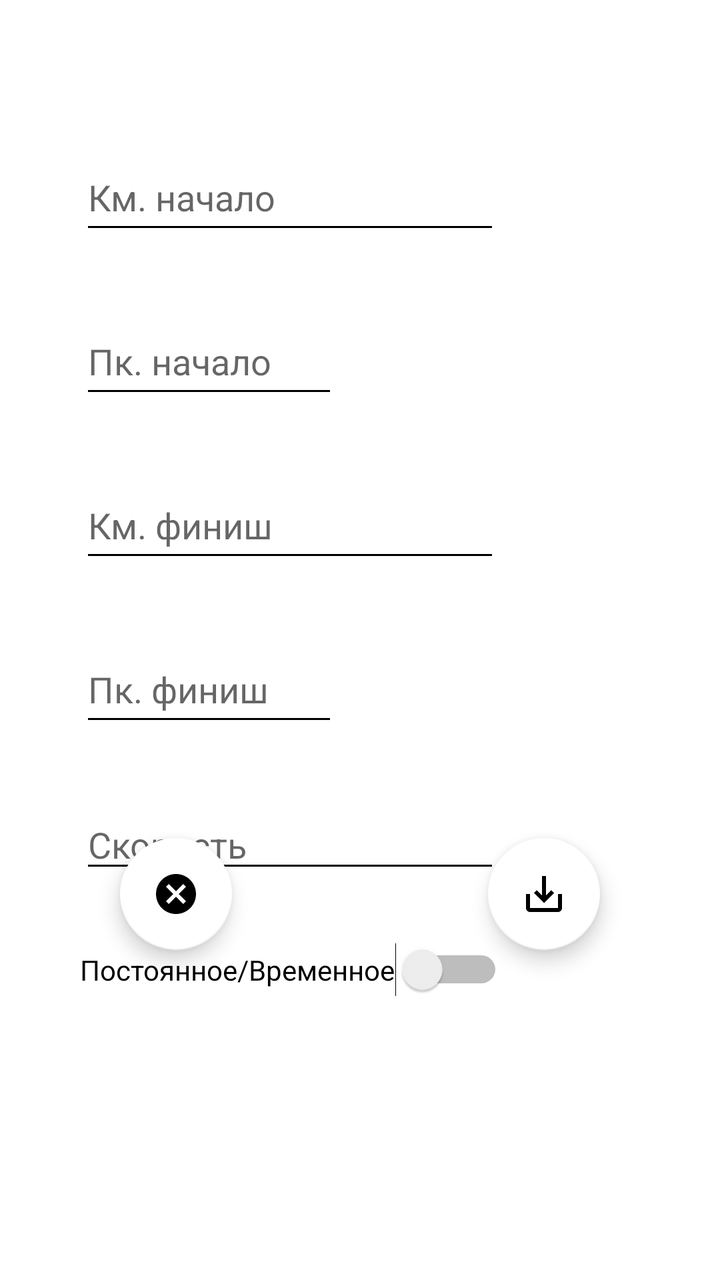
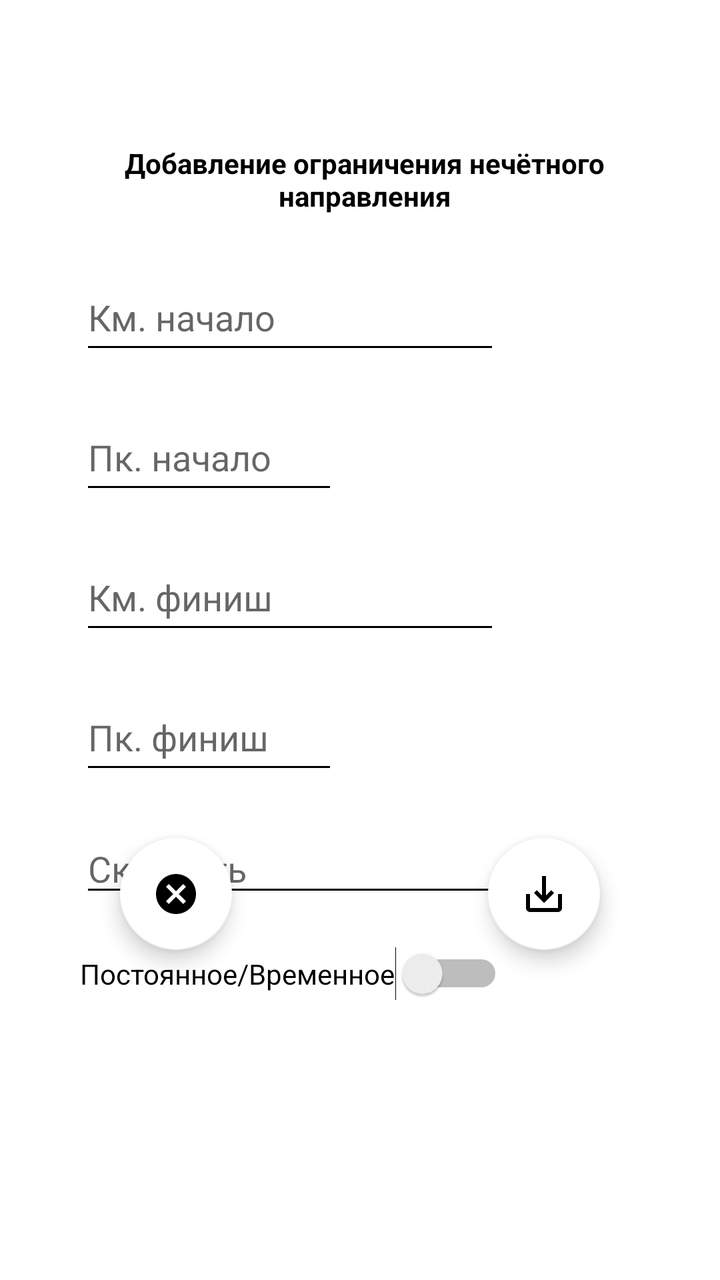

The first picture is an Android layout as it rendered before a commit; the second is the same layout after the commit. The layout source and the unified diff follow.
<!-- AndroidManifest.xml: application theme Base.Theme.My_Gps_Assistant -->
<!-- res/layout/fragment_add_limitations_nechet.xml -->
<?xml version="1.0" encoding="utf-8"?>
<androidx.constraintlayout.widget.ConstraintLayout xmlns:android="http://schemas.android.com/apk/res/android"
    xmlns:app="http://schemas.android.com/apk/res-auto"
    xmlns:tools="http://schemas.android.com/tools"
    android:layout_width="match_parent"
    android:layout_height="match_parent"
    android:background="#FFFFFF"
    tools:context=".fragments.nechet.limitation.add.AddLimitationsFragmentNechet">

    <EditText
        android:id="@+id/ed_start_limitations_nechet"
        android:layout_width="0dp"
        android:layout_height="50dp"
        android:layout_marginStart="40dp"
        android:layout_marginTop="72dp"
        android:ems="10"
        android:hint="@string/fragment_add_km_start_limitations_nechet"
        android:importantForAutofill="no"
        android:inputType="number"
        android:maxLength="4"
        android:textColor="#000000"
        app:layout_constraintStart_toStartOf="parent"
        app:layout_constraintTop_toTopOf="parent"
        tools:ignore="HardcodedText,TextContrastCheck" />

    <EditText
        android:id="@+id/ed_pk_start_limitations_nechet"
        android:layout_width="129dp"
        android:layout_height="50dp"
        android:layout_marginTop="32dp"
        android:ems="10"
        android:hint="@string/fragment_add_pk_start_limitations_nechet"
        android:inputType="number"
        android:maxLength="2"
        android:textColor="#000000"
        app:layout_constraintEnd_toEndOf="@+id/ed_start_limitations_nechet"
        app:layout_constraintHorizontal_bias="0.0"
        app:layout_constraintStart_toStartOf="@+id/ed_start_limitations_nechet"
        app:layout_constraintTop_toBottomOf="@+id/ed_start_limitations_nechet"
        tools:ignore="Autofill,HardcodedText,MissingConstraints,TextContrastCheck" />

    <EditText
        android:id="@+id/ed_finish_limitations_nechet"
        android:layout_width="0dp"
        android:layout_height="50dp"
        android:layout_marginTop="32dp"
        android:ems="10"
        android:hint="@string/fragment_add_km_finish_limitations_nechet"
        android:importantForAutofill="no"
        android:inputType="number"
        android:maxLength="4"
        android:textColor="#000000"
        app:layout_constraintStart_toStartOf="@+id/ed_pk_start_limitations_nechet"
        app:layout_constraintTop_toBottomOf="@+id/ed_pk_start_limitations_nechet"
        tools:ignore="HardcodedText,TextContrastCheck" />

    <EditText
        android:id="@+id/ed_pk_finish_limitations_nechet"
        android:layout_width="129dp"
        android:layout_height="50dp"
        android:layout_marginTop="32dp"
        android:ems="10"
        android:hint="@string/fragment_add_pk_finish_limitations_nechet"
        android:inputType="number"
        android:maxLength="2"
        android:textColor="#000000"
        app:layout_constraintStart_toStartOf="@+id/ed_finish_limitations_nechet"
        app:layout_constraintTop_toBottomOf="@+id/ed_finish_limitations_nechet"
        tools:ignore="Autofill,HardcodedText,MissingConstraints,TextContrastCheck" />

    <com.google.android.material.floatingactionbutton.FloatingActionButton
        android:id="@+id/fb_save_limitations_nechet"
        android:layout_width="wrap_content"
        android:layout_height="wrap_content"
        android:layout_marginEnd="60dp"
        android:layout_marginBottom="165dp"
        android:clickable="true"
        android:focusable="true"
        android:src="@drawable/is_save_limitations_nechet"
        app:backgroundTint="@color/white"
        app:layout_constraintBottom_toBottomOf="parent"
        app:layout_constraintEnd_toEndOf="parent"
        tools:ignore="ContentDescription,SpeakableTextPresentCheck" />

    <com.google.android.material.floatingactionbutton.FloatingActionButton
        android:id="@+id/fb_cancel_limitations_nechet"
        android:layout_width="wrap_content"
        android:layout_height="wrap_content"
        android:layout_marginStart="60dp"
        android:layout_marginBottom="165dp"
        android:clickable="true"
        android:focusable="true"
        android:src="@drawable/is_cancel_limitations_nechet"
        app:backgroundTint="@color/white"
        app:layout_constraintBottom_toBottomOf="parent"
        app:layout_constraintStart_toStartOf="parent"
        tools:ignore="ContentDescription,SpeakableTextPresentCheck" />

    <EditText
        android:id="@+id/ed_speed_limitations_nechet"
        android:layout_width="wrap_content"
        android:layout_height="wrap_content"
        android:layout_marginTop="32dp"
        android:ems="10"
        android:hint="@string/fragment_add_speed_limitations_nechet"
        android:inputType="number"
        android:maxLength="2"
        android:textColor="#000000"
        app:layout_constraintStart_toStartOf="@+id/ed_pk_finish_limitations_nechet"
        app:layout_constraintTop_toBottomOf="@+id/ed_pk_finish_limitations_nechet"
        tools:ignore="Autofill,TextContrastCheck,TouchTargetSizeCheck" />

    <Switch
        android:id="@+id/limitationSwitchNechetAdd"
        android:layout_width="wrap_content"
        android:layout_height="wrap_content"
        android:layout_marginTop="30dp"
        android:text="Постоянное/Временное"
        app:layout_constraintStart_toStartOf="@+id/ed_speed_limitations_nechet"
        app:layout_constraintTop_toBottomOf="@+id/ed_speed_limitations_nechet"
        tools:ignore="HardcodedText,UseSwitchCompatOrMaterialXml,TouchTargetSizeCheck" />

    <EditText
        android:id="@+id/editLimitationNechetSwitchAdd"
        android:visibility="gone"
        android:layout_width="wrap_content"
        android:layout_height="wrap_content"
        android:layout_marginTop="50dp"
        android:ems="10"
        android:inputType="number"
        android:maxLength="2"
        android:textColor="#000000"
        app:layout_constraintStart_toStartOf="@+id/ed_speed_limitations_nechet"
        app:layout_constraintTop_toBottomOf="@+id/ed_speed_limitations_nechet"
        tools:ignore="Autofill,HardcodedText,TouchTargetSizeCheck" />

</androidx.constraintlayout.widget.ConstraintLayout>
<!-- resources referenced by this layout -->
<resources>
  <color name="white">#FFFFFFFF</color>
  <!-- drawable is_cancel_limitations_nechet (drawable) -->
  <vector xmlns:android="http://schemas.android.com/apk/res/android" android:height="24dp" android:tint="#52ED27" android:viewportHeight="24" android:viewportWidth="24" android:width="24dp">
        
      <path android:fillColor="@android:color/white" android:pathData="M12,2C6.47,2 2,6.47 2,12s4.47,10 10,10 10,-4.47 10,-10S17.53,2 12,2zM17,15.59L15.59,17 12,13.41 8.41,17 7,15.59 10.59,12 7,8.41 8.41,7 12,10.59 15.59,7 17,8.41 13.41,12 17,15.59z"/>
      
  </vector>
  <!-- drawable is_save_limitations_nechet (drawable) -->
  <vector xmlns:android="http://schemas.android.com/apk/res/android" android:height="24dp" android:tint="#52ED27" android:viewportHeight="24" android:viewportWidth="24" android:width="24dp">
        
      <path android:fillColor="@android:color/white" android:pathData="M19,12v7L5,19v-7L3,12v7c0,1.1 0.9,2 2,2h14c1.1,0 2,-0.9 2,-2v-7h-2zM13,12.67l2.59,-2.58L17,11.5l-5,5 -5,-5 1.41,-1.41L11,12.67L11,3h2z"/>
      
  </vector>
  <string name="fragment_add_km_finish_limitations_nechet">Км. финиш</string>
  <string name="fragment_add_km_start_limitations_nechet">Км. начало</string>
  <string name="fragment_add_pk_finish_limitations_nechet">Пк. финиш</string>
  <string name="fragment_add_pk_start_limitations_nechet">Пк. начало</string>
  <string name="fragment_add_speed_limitations_nechet">Скорость</string>
  <style name="Base.Theme.My_Gps_Assistant" parent="Theme.MaterialComponents.Light.NoActionBar">
          
          <item name="colorPrimary">@color/black</item>
          <item name="colorPrimaryVariant">@color/lavender</item>
          <item name="colorOnPrimary">@color/white</item>
  
          <item name="colorSecondary">@color/teal_200</item>
          <item name="colorSecondaryVariant">@color/teal_700</item>
          <item name="colorOnSecondary">@color/black</item>
  
          <item name="android:statusBarColor">@color/lavender</item>
  
  
          <item name="android:windowFullscreen">true</item>
  
          <item name="android:textColorPrimary">@color/black</item>
          <item name="android:textColorSecondary">@color/black</item>
          <item name="android:textColorTertiary">@color/black</item>
  
  
  
  
  
  
  
      </style>
  <color name="black">#FF000000</color>
  <color name="lavender">#8692f7</color>
  <color name="teal_200">#D58DD5</color>
  <color name="teal_700">#00C2EF</color>
</resources>

<!-- the commit's change to res/layout/fragment_add_limitations_nechet.xml (unified diff, before → after) -->
@@ -12,7 +12,7 @@
         android:layout_width="0dp"
         android:layout_height="50dp"
         android:layout_marginStart="40dp"
-        android:layout_marginTop="72dp"
+        android:layout_marginTop="20dp"
         android:ems="10"
         android:hint="@string/fragment_add_km_start_limitations_nechet"
         android:importantForAutofill="no"
@@ -20,14 +20,14 @@
         android:maxLength="4"
         android:textColor="#000000"
         app:layout_constraintStart_toStartOf="parent"
-        app:layout_constraintTop_toTopOf="parent"
+        app:layout_constraintTop_toBottomOf="@+id/textView26"
         tools:ignore="HardcodedText,TextContrastCheck" />
 
     <EditText
         android:id="@+id/ed_pk_start_limitations_nechet"
         android:layout_width="129dp"
         android:layout_height="50dp"
-        android:layout_marginTop="32dp"
+        android:layout_marginTop="20dp"
         android:ems="10"
         android:hint="@string/fragment_add_pk_start_limitations_nechet"
         android:inputType="number"
@@ -43,7 +43,7 @@
         android:id="@+id/ed_finish_limitations_nechet"
         android:layout_width="0dp"
         android:layout_height="50dp"
-        android:layout_marginTop="32dp"
+        android:layout_marginTop="20dp"
         android:ems="10"
         android:hint="@string/fragment_add_km_finish_limitations_nechet"
         android:importantForAutofill="no"
@@ -58,7 +58,7 @@
         android:id="@+id/ed_pk_finish_limitations_nechet"
         android:layout_width="129dp"
         android:layout_height="50dp"
-        android:layout_marginTop="32dp"
+        android:layout_marginTop="20dp"
         android:ems="10"
         android:hint="@string/fragment_add_pk_finish_limitations_nechet"
         android:inputType="number"
@@ -100,7 +100,7 @@
         android:id="@+id/ed_speed_limitations_nechet"
         android:layout_width="wrap_content"
         android:layout_height="wrap_content"
-        android:layout_marginTop="32dp"
+        android:layout_marginTop="20dp"
         android:ems="10"
         android:hint="@string/fragment_add_speed_limitations_nechet"
         android:inputType="number"
@@ -114,7 +114,7 @@
         android:id="@+id/limitationSwitchNechetAdd"
         android:layout_width="wrap_content"
         android:layout_height="wrap_content"
-        android:layout_marginTop="30dp"
+        android:layout_marginTop="20dp"
         android:text="Постоянное/Временное"
         app:layout_constraintStart_toStartOf="@+id/ed_speed_limitations_nechet"
         app:layout_constraintTop_toBottomOf="@+id/ed_speed_limitations_nechet"
@@ -134,4 +134,16 @@
         app:layout_constraintTop_toBottomOf="@+id/ed_speed_limitations_nechet"
         tools:ignore="Autofill,HardcodedText,TouchTargetSizeCheck" />
 
+    <TextView
+        android:id="@+id/textView26"
+        android:layout_width="325dp"
+        android:layout_height="40dp"
+        android:layout_marginStart="20dp"
+        android:layout_marginTop="72dp"
+        android:text="@string/zagolovok_limitation_nechet"
+        android:textAlignment="center"
+        android:textStyle="bold"
+        app:layout_constraintStart_toStartOf="parent"
+        app:layout_constraintTop_toTopOf="parent" />
+
 </androidx.constraintlayout.widget.ConstraintLayout>
<!-- resource entries referenced after the edit -->
@@ -18,6 +18,7 @@
   <string name="fragment_add_pk_finish_limitations_nechet">Пк. финиш</string>
   <string name="fragment_add_pk_start_limitations_nechet">Пк. начало</string>
   <string name="fragment_add_speed_limitations_nechet">Скорость</string>
+  <string name="zagolovok_limitation_nechet">Добавление ограничения нечётного направления</string>
   <style name="Base.Theme.My_Gps_Assistant" parent="Theme.MaterialComponents.Light.NoActionBar">
           
           <item name="colorPrimary">@color/black</item>
